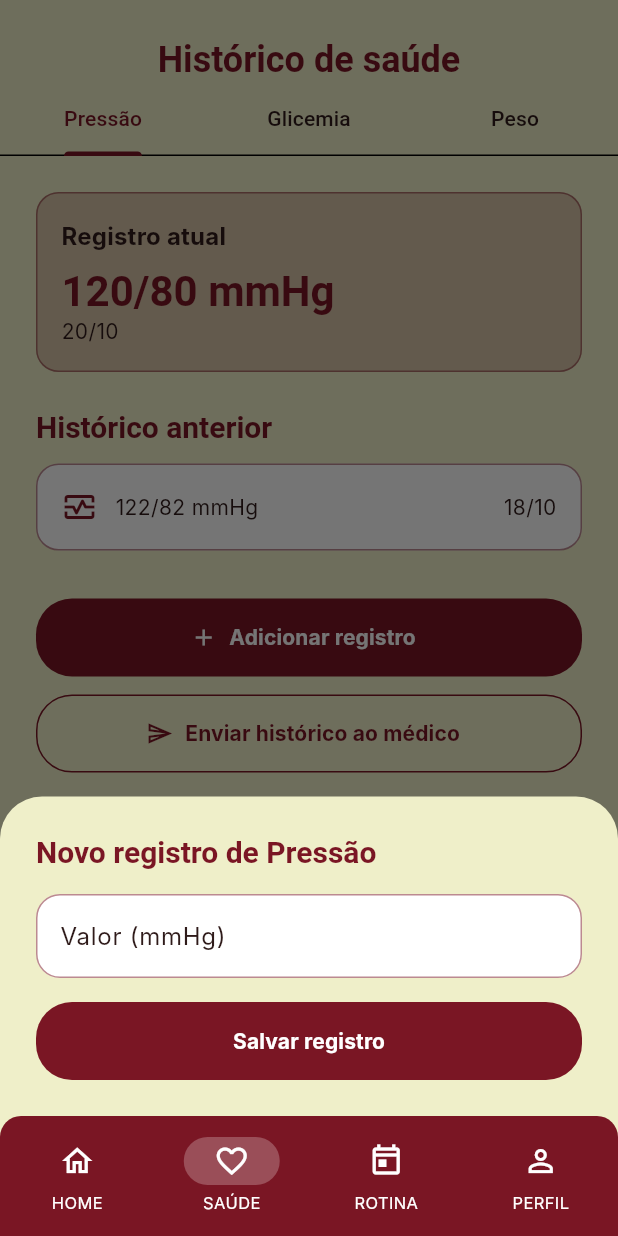
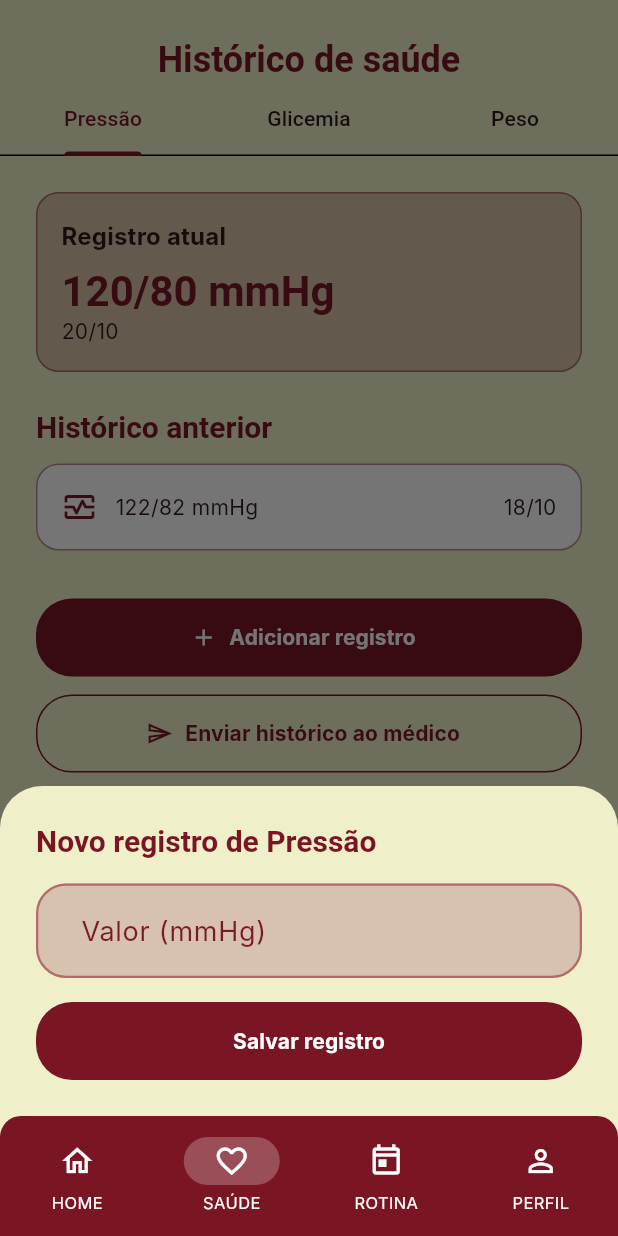
Before and after one commit to vinicius-pascoal/kuideapp, a Flutter app: the HealthHistoryScreen screen opened by its route, after a tap on "Adicionar registro", on a phone screen of 412 x 824 dp. Run offline on Flutter 3.47's test engine with Material 3 defaults, Android fonts, the phone set to English and light mode, and no system bars; our stand-ins replace flutter_riverpod, go_router; Roboto replaces fonts that are missing (Inter, Source Serif Pro).

Commit message:
input theme ajustment

```diff
--- a/lib/app/theme/app_colors.dart
+++ b/lib/app/theme/app_colors.dart
@@ -13,6 +13,8 @@ abstract final class AppColors {
   static const white = Colors.white;
   static const cardTint = Color(0x337A1624);
   static const cardBorder = Color(0x807A1624);
+  static const formField = Color(0xFFD7C1AF);
+  static const formFieldBorder = Color(0xFFB66A6B);
   static const error = Color(0xFFD32F2F);
   static const success = Color(0xFF4CAF50);
   static const successDark = Color(0xFF2E7D32);
--- a/lib/app/theme/app_radii.dart
+++ b/lib/app/theme/app_radii.dart
@@ -3,5 +3,5 @@ import 'package:flutter/widgets.dart';
 abstract final class AppRadii {
   static const card = BorderRadius.all(Radius.circular(15));
   static const button = BorderRadius.all(Radius.circular(24));
-  static const field = BorderRadius.all(Radius.circular(16));
+  static const field = BorderRadius.all(Radius.circular(20));
 }
--- a/lib/app/theme/app_theme.dart
+++ b/lib/app/theme/app_theme.dart
@@ -23,15 +23,30 @@ abstract final class AppTheme {
     textTheme: AppTypography.textTheme,
     inputDecorationTheme: const InputDecorationTheme(
       filled: true,
-      fillColor: AppColors.white,
-      border: OutlineInputBorder(borderRadius: AppRadii.field),
+      fillColor: AppColors.formField,
+      contentPadding: EdgeInsets.symmetric(horizontal: 26, vertical: 18),
+      labelStyle: TextStyle(color: AppColors.wineText, fontSize: 18),
+      hintStyle: TextStyle(color: AppColors.wineText, fontSize: 18),
+      floatingLabelStyle: TextStyle(color: AppColors.wineText),
+      border: OutlineInputBorder(
+        borderRadius: AppRadii.field,
+        borderSide: BorderSide(color: AppColors.formFieldBorder, width: 1.5),
+      ),
       enabledBorder: OutlineInputBorder(
         borderRadius: AppRadii.field,
-        borderSide: BorderSide(color: AppColors.cardBorder),
+        borderSide: BorderSide(color: AppColors.formFieldBorder, width: 1.5),
       ),
       focusedBorder: OutlineInputBorder(
         borderRadius: AppRadii.field,
         borderSide: BorderSide(color: AppColors.wine, width: 2),
+      ),
+      errorBorder: OutlineInputBorder(
+        borderRadius: AppRadii.field,
+        borderSide: BorderSide(color: AppColors.error, width: 1.5),
+      ),
+      focusedErrorBorder: OutlineInputBorder(
+        borderRadius: AppRadii.field,
+        borderSide: BorderSide(color: AppColors.error, width: 2),
       ),
     ),
     navigationBarTheme: NavigationBarThemeData(
```
